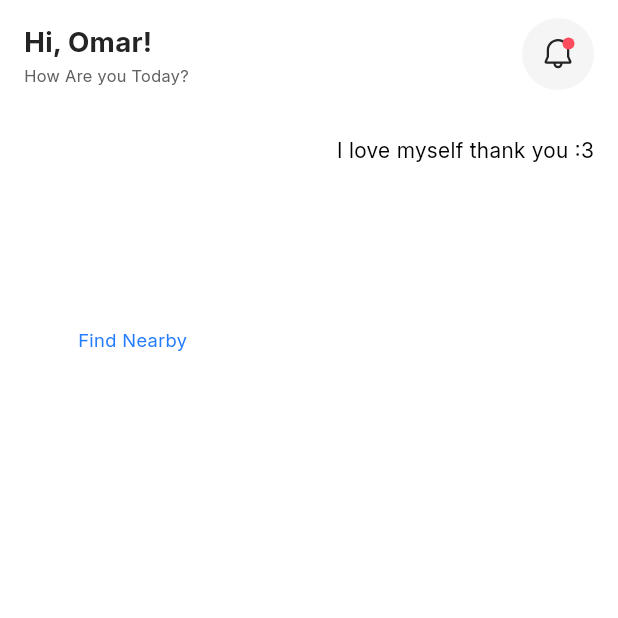
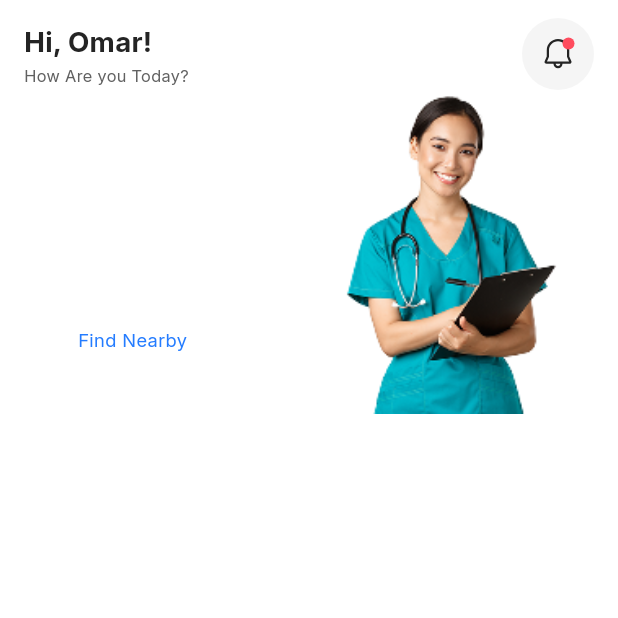
Before and after one commit to essamalrawi/docdoc, a Flutter app: the screen it shows after launch, on a phone screen of 412 x 824 dp, the top half of it. Run offline on Flutter 3.47's test engine with Material 3 defaults, Android fonts, the phone set to English and light mode, and no system bars; our stand-ins replace bloc, flutter_bloc, flutter_svg, flutter_svg_provider; missing offline and left inert: dart:ffi.

Commit message:
feat: Refactor home view structure and add FindNearbySection widget

```diff
--- a/lib/core/helpers/on_generate_route.dart
+++ b/lib/core/helpers/on_generate_route.dart
@@ -4,7 +4,7 @@ import 'package:docdoc/features/auth/presentation/views/forget_password_view.dar
 import 'package:docdoc/features/auth/presentation/views/otp_verfication_view.dart';
 import 'package:docdoc/features/auth/presentation/views/sigh_in_view.dart';
 import 'package:docdoc/features/auth/presentation/views/sign_up_view.dart';
-import 'package:docdoc/features/home/presentation/views/widgets/home_view.dart';
+import 'package:docdoc/features/home/presentation/views/home_view.dart';
 import 'package:docdoc/features/on_boarding/presentation/views/widgets/on_boarding_view.dart';
 import 'package:flutter/cupertino.dart';
 import 'package:flutter/material.dart';
--- /dev/null
+++ b/lib/features/home/presentation/views/widgets/find_nearby_section.dart
@@ -0,0 +1,77 @@
+import 'package:flutter/material.dart';
+import 'package:flutter_svg_provider/flutter_svg_provider.dart';
+
+import '../../../../../constants/assets.dart';
+import '../../../../../core/utils/app_styles.dart';
+
+class FindNearbySection extends StatelessWidget {
+  const FindNearbySection({super.key});
+
+  @override
+  Widget build(BuildContext context) {
+    return AspectRatio(
+      aspectRatio: 343 / 168,
+      child: Container(
+        decoration: BoxDecoration(
+          borderRadius: BorderRadius.circular(24),
+          image: DecorationImage(
+            image: Svg(Assets.imagesFindNearbyBackgroundSection),
+            fit: BoxFit.cover,
+          ),
+        ),
+        child: Row(
+          children: [
+            Expanded(
+              child: Padding(
+                padding: const EdgeInsets.only(left: 18.0, top: 12),
+                child: Column(
+                  crossAxisAlignment: CrossAxisAlignment.start,
+                  children: [
+                    Text(
+                      'Book and\nschedule with nearest doctor',
+                      style: AppStyles.styleRegular18px(context).copyWith(
+                        color: Colors.white,
+                        fontWeight: FontWeight.w500,
+                        height: 1.60,
+                      ),
+                    ),
+                    SizedBox(height: 15),
+                    Container(
+                      padding: const EdgeInsets.symmetric(
+                        horizontal: 18,
+                        vertical: 10,
+                      ),
+                      decoration: ShapeDecoration(
+                        color: Colors.white,
+                        shape: RoundedRectangleBorder(
+                          borderRadius: BorderRadius.circular(48),
+                        ),
+                      ),
+
+                      child: Text(
+                        'Find Nearby',
+                        style: AppStyles.styleRegular12px(context).copyWith(
+                          color: const Color(0xFF247CFF),
+                          height: 1.50,
+                        ),
+                      ),
+                    ),
+                  ],
+                ),
+              ),
+            ),
+            Expanded(
+              child: Transform.translate(
+                offset: const Offset(0, -14),
+                child: Transform.scale(
+                  scale: 1.15,
+                  child: Image.asset(Assets.imagesNurse, fit: BoxFit.contain),
+                ),
+              ),
+            ),
+          ],
+        ),
+      ),
+    );
+  }
+}
--- a/lib/features/home/presentation/views/widgets/home_view_body.dart
+++ b/lib/features/home/presentation/views/widgets/home_view_body.dart
@@ -3,6 +3,8 @@ import 'package:docdoc/core/utils/app_styles.dart';
 import 'package:docdoc/features/home/presentation/views/widgets/custom_home_app_bar.dart';
 import 'package:flutter/material.dart';
 import 'package:flutter_svg_provider/flutter_svg_provider.dart';
+
+import 'find_nearby_section.dart';
 
 class HomeViewBody extends StatelessWidget {
   const HomeViewBody({super.key});
@@ -22,67 +24,3 @@ class HomeViewBody extends StatelessWidget {
     );
   }
 }
-
-class FindNearbySection extends StatelessWidget {
-  const FindNearbySection({super.key});
-
-  @override
-  Widget build(BuildContext context) {
-    return AspectRatio(
-      aspectRatio: 343 / 168,
-      child: Container(
-        decoration: BoxDecoration(
-          borderRadius: BorderRadius.circular(24),
-          image: DecorationImage(
-            image: Svg(Assets.imagesFindNearbyBackgroundSection),
-            fit: BoxFit.cover,
-          ),
-        ),
-        child: Row(
-          children: [
-            Expanded(
-              child: Padding(
-                padding: const EdgeInsets.only(left: 18.0, top: 12),
-                child: Column(
-                  crossAxisAlignment: CrossAxisAlignment.start,
-                  children: [
-                    Text(
-                      'Book and\nschedule with nearest doctor',
-                      style: AppStyles.styleRegular18px(context).copyWith(
-                        color: Colors.white,
-                        fontWeight: FontWeight.w500,
-                        height: 1.60,
-                      ),
-                    ),
-                    SizedBox(height: 15),
-                    Container(
-                      padding: const EdgeInsets.symmetric(
-                        horizontal: 18,
-                        vertical: 10,
-                      ),
-                      decoration: ShapeDecoration(
-                        color: Colors.white,
-                        shape: RoundedRectangleBorder(
-                          borderRadius: BorderRadius.circular(48),
-                        ),
-                      ),
-
-                      child: Text(
-                        'Find Nearby',
-                        style: AppStyles.styleRegular12px(context).copyWith(
-                          color: const Color(0xFF247CFF),
-                          height: 1.50,
-                        ),
-                      ),
-                    ),
-                  ],
-                ),
-              ),
-            ),
-            Column(children: [Text("I love myself thank you :3")]),
-          ],
-        ),
-      ),
-    );
-  }
-}
--- a/lib/main.dart
+++ b/lib/main.dart
@@ -1,5 +1,5 @@
 import 'package:docdoc/core/helpers/on_generate_route.dart';
-import 'package:docdoc/features/home/presentation/views/widgets/home_view.dart';
+import 'package:docdoc/features/home/presentation/views/home_view.dart';
 import 'package:flutter/material.dart';
 
 void main() {
```
Also changed, not shown: lib/features/home/presentation/views/home_view.dart (renamed from lib/features/home/presentation/views/widgets/home_view.dart).
